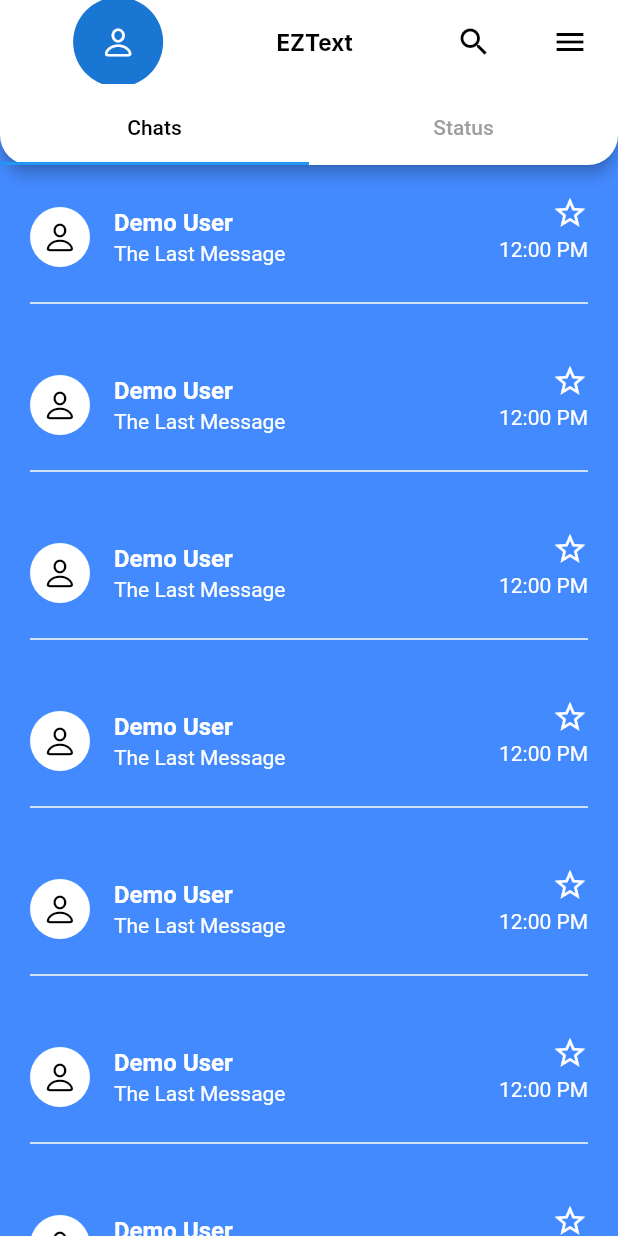
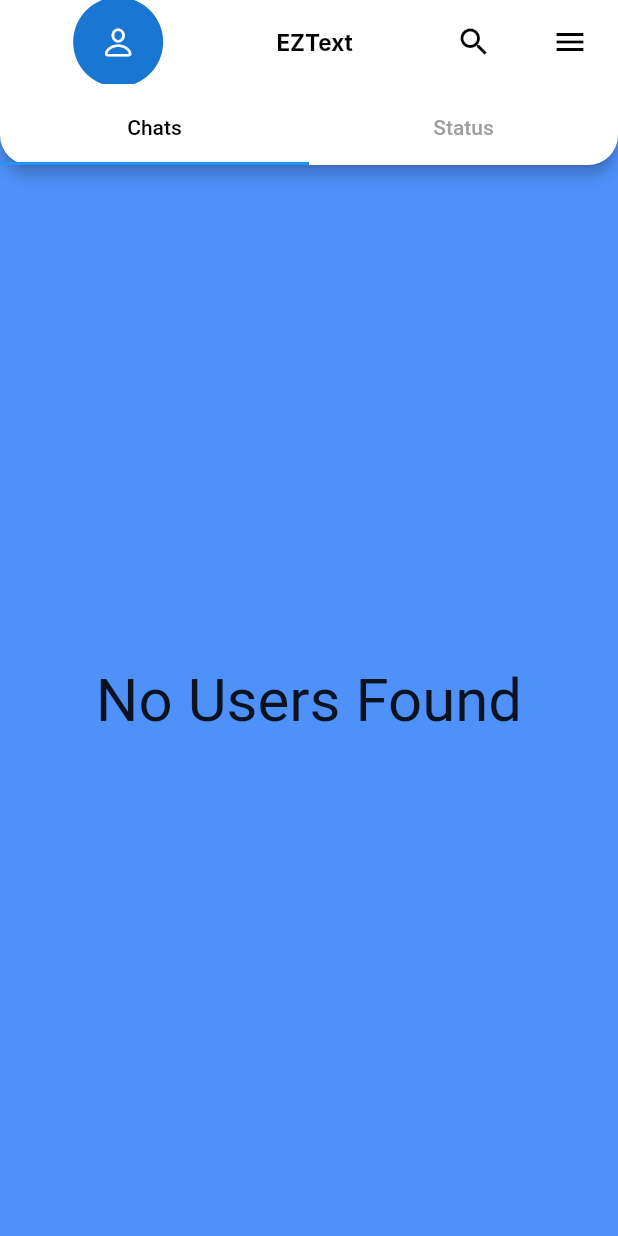
Before and after one commit to Namratasharma2002/Group932ASem3, a Flutter app: the HomeScreen screen opened directly, on a phone screen of 412 x 824 dp. Run offline on Flutter 3.47's test engine with Material 2 defaults, Android fonts, the phone set to English and light mode, and no system bars; our stand-ins replace cloud_firestore, firebase_auth, firebase_core, firebase_storage, image_picker; accounts and stored records are empty; Roboto replaces fonts that are missing (Inter).

Commit message:
HomeScreen Updated

```diff
--- a/lib/model/user_model.dart
+++ b/lib/model/user_model.dart
@@ -1,7 +1,3 @@
-// To parse this JSON data, do
-//
-//     final userModel = userModelFromJson(jsonString);
-
 import 'dart:convert';
 
 import 'package:cloud_firestore/cloud_firestore.dart';
@@ -11,31 +7,68 @@ UserModel userModelFromJson(String str) => UserModel.fromJson(json.decode(str));
 String userModelToJson(UserModel data) => json.encode(data.toJson());
 
 class UserModel {
-  String? username;
+  String? image;
+  String? about;
+  String? name;
+  String? createdAt;
+  bool? isOnline;
+  String? id;
+  String? uid;
   String? email;
   String? password;
+  String? pushToken;
 
   UserModel({
-    this.username,
+    this.image,
+    this.about,
+    this.name,
+    this.createdAt,
+    this.isOnline,
+    this.id,
+    this.uid,
     this.email,
     this.password,
+    this.pushToken,
   });
 
   factory UserModel.fromJson(Map<String, dynamic> json) => UserModel(
-    username: json["username"],
+    image: json["image"],
+    about: json["about"],
+    name: json["name"],
+    createdAt: json["created_at"],
+    isOnline: json["is_online"],
+    id: json["id"],
+    uid: json["uid"],
     email: json["email"],
     password: json["password"],
+    pushToken: json["push_token"],
   );
 
   Map<String, dynamic> toJson() => {
-    "username": username,
+    "image": image,
+    "about": about,
+    "name": name,
+    "created_at": createdAt,
+    "is_online": isOnline,
+    "id": id,
+    "uid": uid,
     "email": email,
     "password": password,
+    "push_token": pushToken,
   };
-  factory UserModel.fromFirebaseSnapshot(DocumentSnapshot doc){
-    final data= doc.data() as Map<String,dynamic>;
-    data["id"]=doc.id;
-    return UserModel.fromJson(data);
-  }
 
+
+
+  factory UserModel.fromFirebaseSnapshot(DocumentSnapshot<Map<String, dynamic>> json) => UserModel(
+    image: json["image"],
+    about: json["about"],
+    name: json["name"],
+    createdAt: json["created_at"],
+    isOnline: json["is_online"],
+    id: json["id"],
+    uid: json["uid"],
+    email: json["email"],
+    password: json["password"],
+    pushToken: json["push_token"],
+  );
 }
--- /dev/null
+++ b/lib/service/APIs.dart
@@ -0,0 +1,8 @@
+import 'package:cloud_firestore/cloud_firestore.dart';
+import 'package:firebase_auth/firebase_auth.dart';
+
+class APIs{
+  static FirebaseAuth auth= FirebaseAuth.instance;
+  static FirebaseFirestore firestore= FirebaseFirestore.instance;
+
+}
--- a/lib/view/HomeScreen.dart
+++ b/lib/view/HomeScreen.dart
@@ -1,6 +1,12 @@
+import 'dart:math';
+
+import 'package:cloud_firestore/cloud_firestore.dart';
+import 'package:ez_text/service/APIs.dart';
 import 'package:ez_text/view/Widgets/chat_user_card.dart';
 import 'package:flutter/cupertino.dart';
 import 'package:flutter/material.dart';
+
+import '../model/user_model.dart';
 
 class HomeScreen extends StatefulWidget {
   const HomeScreen({Key? key});
@@ -11,6 +17,7 @@ class HomeScreen extends StatefulWidget {
 
 class _HomeScreenState extends State<HomeScreen> with SingleTickerProviderStateMixin {
   late TabController? _tabController;
+  List<UserModel> list = [];
 
   @override
   void initState() {
@@ -27,7 +34,7 @@ class _HomeScreenState extends State<HomeScreen> with SingleTickerProviderStateM
   @override
   Widget build(BuildContext context) {
     return Scaffold(
-      backgroundColor: Colors.blueAccent,
+      backgroundColor: Color(0xFF4F91FB),
       appBar: PreferredSize(
         preferredSize: Size.fromHeight(110),
         child: AppBar(
@@ -101,19 +108,34 @@ class _HomeScreenState extends State<HomeScreen> with SingleTickerProviderStateM
       body: TabBarView(
         controller: _tabController,
         children: [
-          ListView.builder(
-            itemCount: 16,
-              physics: BouncingScrollPhysics(),
-              itemBuilder:(context,index){
-            return const ChatUserCard();
-          }),
-          Container(
-            color: Colors.blueAccent,
-            child: Center(
-              child: Text('Chats'),
-            ),
+          StreamBuilder<QuerySnapshot>(
+            stream: APIs.firestore.collection("users").snapshots(),
+            builder: (context, snapshot) {
+              if (snapshot.connectionState == ConnectionState.waiting) {
+                return const Center(child: CircularProgressIndicator());
+              }
+
+              final data = snapshot.data?.docs;
+              list = data?.map((e) => UserModel.fromJson(e.data()! as Map<String, dynamic>)).toList() ?? [];
+
+              if (list.isNotEmpty) {
+                return ListView.builder(
+                  itemCount: list.length,
+                  physics: BouncingScrollPhysics(),
+                  itemBuilder: (context, index) {
+                    return ChatUserCard(user: list[index]);
+                  },
+                );
+              }else{
+                return Center(
+                  child: Text("No Users Found",
+                  style:TextStyle(fontSize: 40))
+                );
+              }
+
+              return Container(); // Return an empty container if the list is empty
+            },
           ),
-          // Status content
           Container(
             color: Colors.blueAccent,
             child: Center(
--- a/lib/view/Widgets/chat_user_card.dart
+++ b/lib/view/Widgets/chat_user_card.dart
@@ -1,8 +1,11 @@
 import 'package:flutter/cupertino.dart';
 import 'package:flutter/material.dart';
 
+import '../../model/user_model.dart';
+
 class ChatUserCard extends StatefulWidget {
-  const ChatUserCard({Key? key}) : super(key: key);
+  final UserModel user;
+  const ChatUserCard({Key? key, required this.user}) : super(key: key);
 
   @override
   State<ChatUserCard> createState() => _ChatUserCardState();
@@ -38,12 +41,13 @@ class _ChatUserCardState extends State<ChatUserCard> {
                   ),
                 ),
                 title: Text(
-                  "Demo User",
+                  widget.user?.name ?? '',
                   style: TextStyle(
                     color: Colors.white,
                     fontWeight: FontWeight.bold,
                   ),
                 ),
+
                 subtitle: Text(
                   "The Last Message",
                   style: TextStyle(
--- a/lib/view/main.dart
+++ b/lib/view/main.dart
@@ -1,5 +1,6 @@
 import 'package:ez_text/view/FirstPage.dart';
 import 'package:ez_text/view/Login.dart';
+import 'package:ez_text/view/Widgets/UploadImage.dart';
 import 'package:ez_text/view/registration_page.dart';
 import 'package:flutter/material.dart';
 import 'package:flutter/services.dart';
@@ -51,7 +52,7 @@ class MyApp extends StatelessWidget {
         primarySwatch: Colors.blue,
       ),
       // home: const MyHomePage(title: 'Flutter Demo Home Page'),
-      home:FirstPage(),
+      home:HomeScreen(),
     );
   }
 }
--- a/lib/view/registration_page.dart
+++ b/lib/view/registration_page.dart
@@ -16,7 +16,7 @@ class RegistrationPage extends StatelessWidget {
 
   void saveData(){
     final data= UserModel(
-      username: nameController.text,
+      name: nameController.text,
       email: emailController.text,
       password: passwordController.text,
     );
--- a/pubspec.yaml
+++ b/pubspec.yaml
@@ -46,6 +46,8 @@ dependencies:
   firebase_auth: ^4.6.2
   firebase_core: ^2.13.1
   cloud_firestore: ^4.8.0
+  image_picker: ^0.8.9
+  firebase_storage: ^11.2.3
 
 
 dev_dependencies:
```
Also changed, not shown: lib/view/Widgets/UploadImage.dart (added, +71 -0 lines), lib/firebase_options.dart, pubspec.lock, 10 other files.
